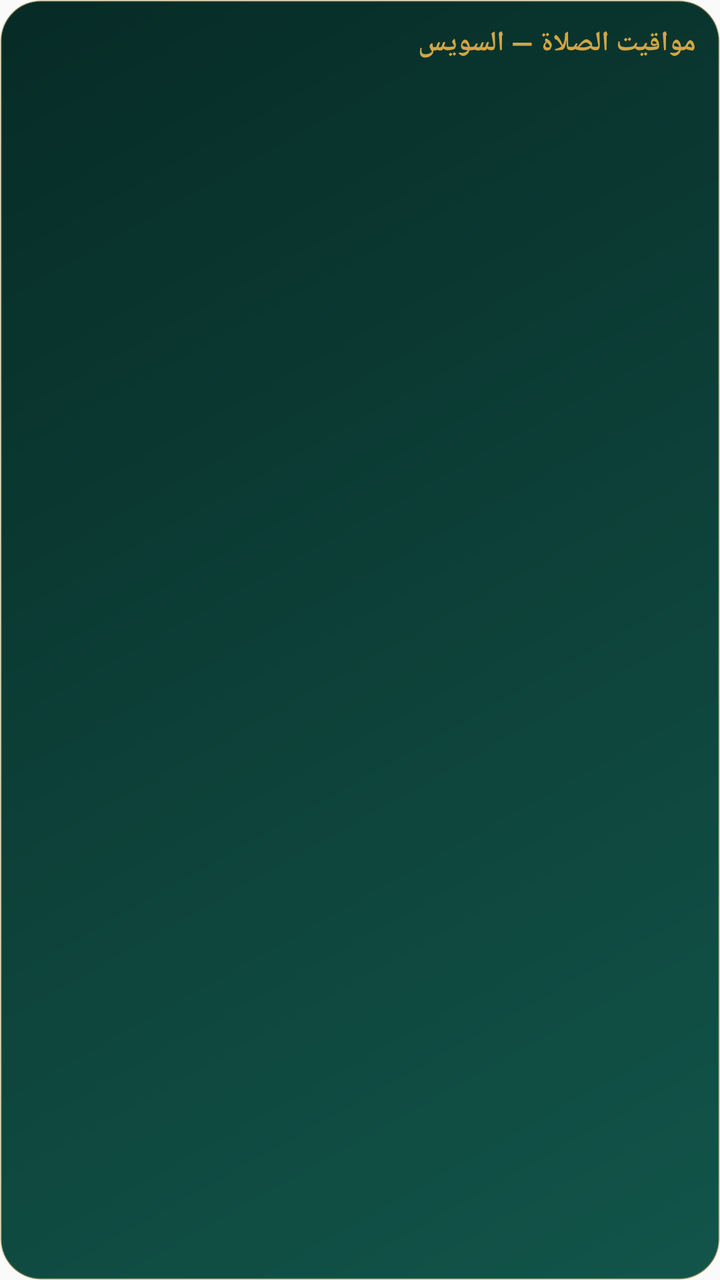
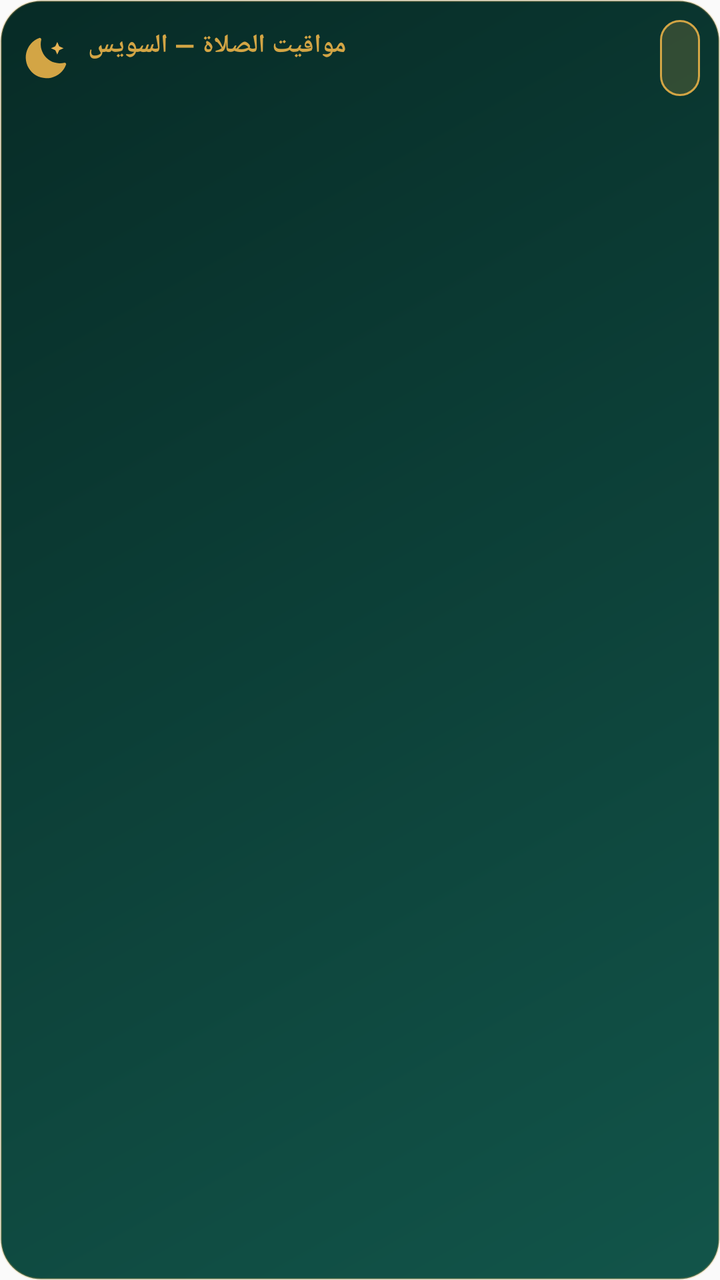

An Android layout rendered at two revisions. The XML below is the earlier revision; the diff shows what the commit changed to produce the second picture.
<!-- AndroidManifest.xml: application theme AppTheme -->
<!-- res/layout/widget_prayer.xml -->
<LinearLayout xmlns:android="http://schemas.android.com/apk/res/android"
    android:layout_width="match_parent"
    android:layout_height="match_parent"
    android:orientation="vertical"
    android:layoutDirection="rtl"
    android:background="@drawable/widget_bg"
    android:padding="12dp">

    <TextView
        android:id="@+id/widgetTitle"
        android:layout_width="match_parent"
        android:layout_height="wrap_content"
        android:text="مواقيت الصلاة — السويس"
        android:textColor="#d3a545"
        android:textStyle="bold"
        android:textSize="14sp" />

    <TextView
        android:id="@+id/widgetDate"
        android:layout_width="match_parent"
        android:layout_height="wrap_content"
        android:textColor="#CCFFFFFF"
        android:textSize="11sp"
        android:layout_marginBottom="6dp" />

    <LinearLayout
        android:id="@+id/prayerRow1"
        android:layout_width="match_parent"
        android:layout_height="wrap_content"
        android:orientation="horizontal" />

    <LinearLayout
        android:id="@+id/prayerRow2"
        android:layout_width="match_parent"
        android:layout_height="wrap_content"
        android:orientation="horizontal" />

    <LinearLayout
        android:id="@+id/karahRow"
        android:layout_width="match_parent"
        android:layout_height="wrap_content"
        android:orientation="horizontal"
        android:layout_marginTop="6dp" />

    <TextView
        android:id="@+id/widgetNext"
        android:layout_width="match_parent"
        android:layout_height="wrap_content"
        android:textColor="#FFFFFF"
        android:textStyle="bold"
        android:textSize="12sp"
        android:gravity="center"
        android:layout_marginTop="6dp" />
</LinearLayout>
<!-- resources referenced by this layout -->
<resources>
  <!-- drawable widget_bg (drawable) -->
  <shape xmlns:android="http://schemas.android.com/apk/res/android">
      <gradient android:type="linear" android:angle="135"
          android:startColor="#12554a" android:endColor="#072b26" />
      <corners android:radius="20dp" />
      <stroke android:width="1dp" android:color="#40d3a545" />
  </shape>
  <style name="AppTheme" parent="Theme.AppCompat.Light.DarkActionBar">
          
          <item name="colorPrimary">@color/colorPrimary</item>
          <item name="colorPrimaryDark">@color/colorPrimaryDark</item>
          <item name="colorAccent">@color/colorAccent</item>
      </style>
</resources>

<!-- the commit's change to res/layout/widget_prayer.xml (unified diff, before → after) -->
@@ -4,36 +4,87 @@
     android:orientation="vertical"
     android:layoutDirection="rtl"
     android:background="@drawable/widget_bg"
-    android:padding="12dp">
+    android:padding="10dp">
 
-    <TextView
-        android:id="@+id/widgetTitle"
+    <LinearLayout
         android:layout_width="match_parent"
         android:layout_height="wrap_content"
-        android:text="مواقيت الصلاة — السويس"
-        android:textColor="#d3a545"
-        android:textStyle="bold"
-        android:textSize="14sp" />
+        android:orientation="horizontal"
+        android:gravity="center_vertical">
 
-    <TextView
-        android:id="@+id/widgetDate"
-        android:layout_width="match_parent"
-        android:layout_height="wrap_content"
-        android:textColor="#CCFFFFFF"
-        android:textSize="11sp"
-        android:layout_marginBottom="6dp" />
+        <ImageView
+            android:layout_width="26dp"
+            android:layout_height="26dp"
+            android:src="@drawable/widget_moon"
+            android:contentDescription="مواقيت الصلاة" />
+
+        <LinearLayout
+            android:layout_width="0dp"
+            android:layout_height="wrap_content"
+            android:layout_weight="1"
+            android:orientation="vertical"
+            android:layout_marginStart="8dp">
+
+            <TextView
+                android:id="@+id/widgetTitle"
+                android:layout_width="wrap_content"
+                android:layout_height="wrap_content"
+                android:text="مواقيت الصلاة — السويس"
+                android:textColor="#d3a545"
+                android:textStyle="bold"
+                android:textSize="13sp" />
+
+            <TextView
+                android:id="@+id/widgetDate"
+                android:layout_width="wrap_content"
+                android:layout_height="wrap_content"
+                android:textColor="#B3FFFFFF"
+                android:textSize="9.5sp" />
+        </LinearLayout>
+
+        <LinearLayout
+            android:id="@+id/chipNext"
+            android:layout_width="wrap_content"
+            android:layout_height="wrap_content"
+            android:orientation="vertical"
+            android:gravity="center"
+            android:background="@drawable/widget_cell_next"
+            android:paddingStart="10dp"
+            android:paddingEnd="10dp"
+            android:paddingTop="4dp"
+            android:paddingBottom="4dp">
+
+            <TextView
+                android:id="@+id/widgetNextName"
+                android:layout_width="wrap_content"
+                android:layout_height="wrap_content"
+                android:textColor="#ffd98a"
+                android:textStyle="bold"
+                android:textSize="10sp" />
+
+            <TextView
+                android:id="@+id/widgetCountdown"
+                android:layout_width="wrap_content"
+                android:layout_height="wrap_content"
+                android:textColor="#FFFFFF"
+                android:textStyle="bold"
+                android:textSize="12sp" />
+        </LinearLayout>
+    </LinearLayout>
 
     <LinearLayout
         android:id="@+id/prayerRow1"
         android:layout_width="match_parent"
         android:layout_height="wrap_content"
-        android:orientation="horizontal" />
+        android:orientation="horizontal"
+        android:layout_marginTop="8dp" />
 
     <LinearLayout
         android:id="@+id/prayerRow2"
         android:layout_width="match_parent"
         android:layout_height="wrap_content"
-        android:orientation="horizontal" />
+        android:orientation="horizontal"
+        android:layout_marginTop="4dp" />
 
     <LinearLayout
         android:id="@+id/karahRow"
@@ -41,14 +92,4 @@
         android:layout_height="wrap_content"
         android:orientation="horizontal"
         android:layout_marginTop="6dp" />
-
-    <TextView
-        android:id="@+id/widgetNext"
-        android:layout_width="match_parent"
-        android:layout_height="wrap_content"
-        android:textColor="#FFFFFF"
-        android:textStyle="bold"
-        android:textSize="12sp"
-        android:gravity="center"
-        android:layout_marginTop="6dp" />
 </LinearLayout>
<!-- resource entries referenced after the edit -->
@@ -7,6 +7,21 @@
       <corners android:radius="20dp" />
       <stroke android:width="1dp" android:color="#40d3a545" />
   </shape>
+  <!-- drawable widget_cell_next (drawable) -->
+  <shape xmlns:android="http://schemas.android.com/apk/res/android">
+      <solid android:color="#33d3a545" />
+      <corners android:radius="12dp" />
+      <stroke android:width="1dp" android:color="#d3a545" />
+  </shape>
+  <!-- drawable widget_moon (drawable) -->
+  <vector xmlns:android="http://schemas.android.com/apk/res/android"
+      android:width="24dp" android:height="24dp"
+      android:viewportWidth="24" android:viewportHeight="24">
+      <path android:fillColor="#d3a545"
+          android:pathData="M20.4,14.2A8.8,8.8 0 0,1 9.8,3.6a0.7,0.7 0 0,0 -0.9,-0.85 9.6,9.6 0 1,0 12.35,12.35 0.7,0.7 0 0,0 -0.85,-0.9Z"/>
+      <path android:fillColor="#e6b354"
+          android:pathData="M17.2,4.6l0.9,2 2,0.9 -2,0.9 -0.9,2 -0.9,-2 -2,-0.9 2,-0.9Z"/>
+  </vector>
   <style name="AppTheme" parent="Theme.AppCompat.Light.DarkActionBar">
           
           <item name="colorPrimary">@color/colorPrimary</item>
